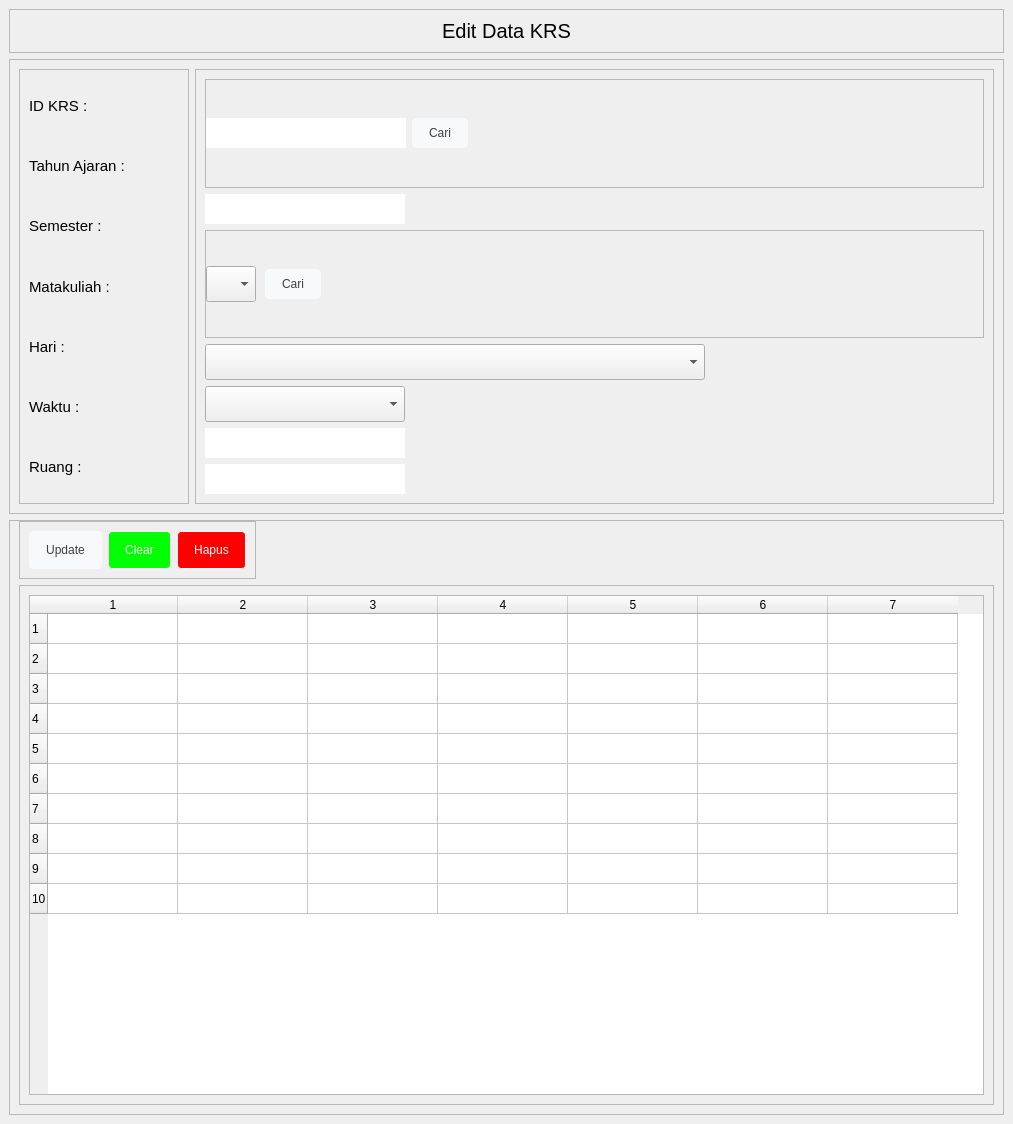
Qt form ui/editKrs.ui (fajaraldev/aplikasi-pengisian-krs) before a commit.
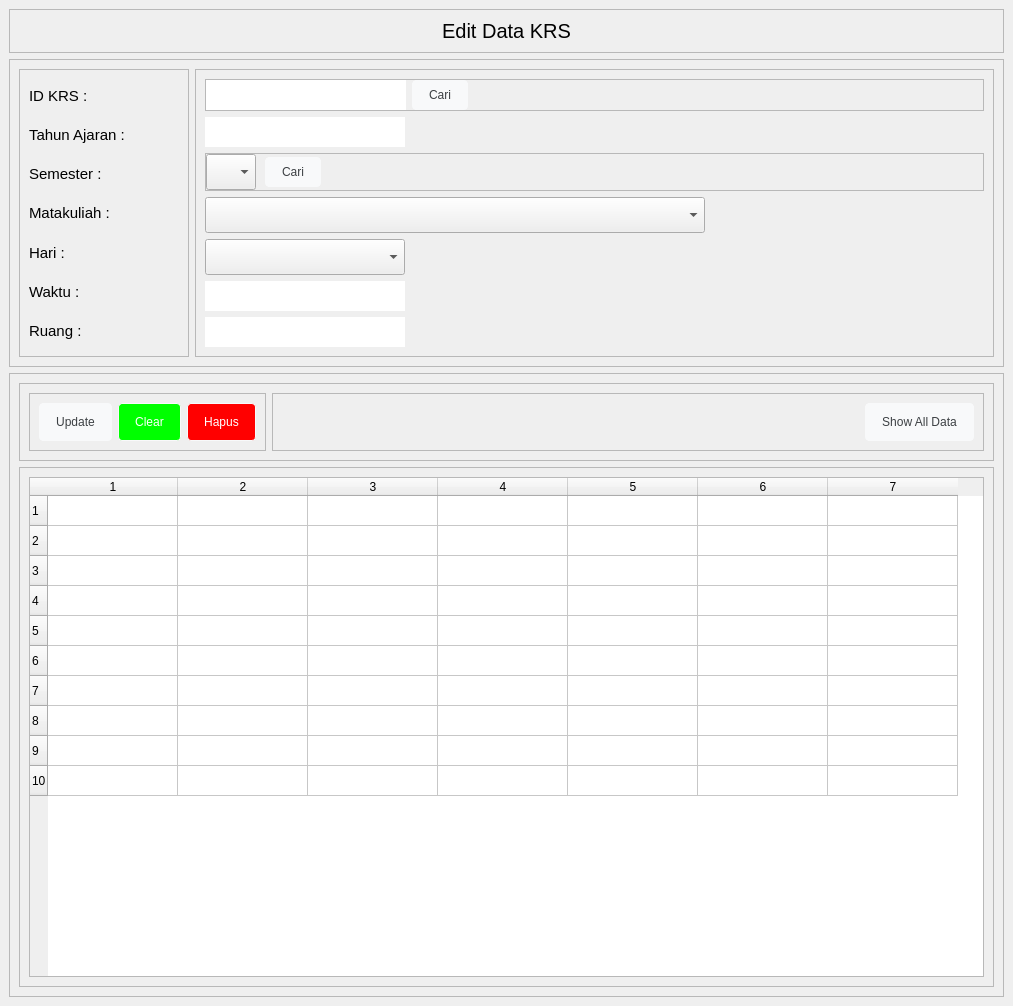
The same form after that commit.

Commit message: build: show data krs by username(nim)

```diff
--- a/ui/editKrs.ui
+++ b/ui/editKrs.ui
@@ -7,7 +7,7 @@
     <x>0</x>
     <y>0</y>
     <width>1013</width>
-    <height>1124</height>
+    <height>1006</height>
    </rect>
   </property>
   <property name="minimumSize">
@@ -125,7 +125,7 @@
          <x>0</x>
          <y>0</y>
          <width>1013</width>
-         <height>1124</height>
+         <height>1006</height>
         </rect>
        </property>
        <layout class="QVBoxLayout" name="verticalLayout_2">
@@ -647,11 +647,29 @@
            <enum>QFrame::Raised</enum>
           </property>
           <layout class="QVBoxLayout" name="verticalLayout_4">
-           <property name="topMargin">
-            <number>0</number>
-           </property>
-           <item alignment="Qt::AlignLeft|Qt::AlignTop">
+           <item>
+            <widget class="QFrame" name="frame_9">
+             <property name="sizePolicy">
+              <sizepolicy hsizetype="Preferred" vsizetype="Expanding">
+               <horstretch>0</horstretch>
+               <verstretch>0</verstretch>
+              </sizepolicy>
+             </property>
+             <property name="frameShape">
+              <enum>QFrame::StyledPanel</enum>
+             </property>
+             <property name="frameShadow">
+              <enum>QFrame::Raised</enum>
+             </property>
+             <layout class="QHBoxLayout" name="horizontalLayout_6">
+              <item alignment="Qt::AlignLeft">
             <widget class="QFrame" name="frame_14">
+                <property name="sizePolicy">
+                 <sizepolicy hsizetype="Expanding" vsizetype="Preferred">
+                  <horstretch>0</horstretch>
+                  <verstretch>0</verstretch>
+                 </sizepolicy>
+                </property>
              <property name="frameShape">
               <enum>QFrame::StyledPanel</enum>
              </property>
@@ -702,6 +720,40 @@
                 <property name="text">
                  <string>Hapus</string>
                 </property>
+                  </widget>
+                 </item>
+                </layout>
+               </widget>
+              </item>
+              <item>
+               <widget class="QFrame" name="frame_15">
+                <property name="sizePolicy">
+                 <sizepolicy hsizetype="Expanding" vsizetype="Preferred">
+                  <horstretch>0</horstretch>
+                  <verstretch>0</verstretch>
+                 </sizepolicy>
+                </property>
+                <property name="frameShape">
+                 <enum>QFrame::StyledPanel</enum>
+                </property>
+                <property name="frameShadow">
+                 <enum>QFrame::Raised</enum>
+                </property>
+                <layout class="QHBoxLayout" name="horizontalLayout_5">
+                 <item alignment="Qt::AlignRight">
+                  <widget class="QPushButton" name="btnShowAllData">
+                   <property name="minimumSize">
+                    <size>
+                     <width>44</width>
+                     <height>0</height>
+                    </size>
+                   </property>
+                   <property name="text">
+                    <string>Show All Data</string>
+                   </property>
+                  </widget>
+                 </item>
+                </layout>
                </widget>
               </item>
              </layout>
```
Lines whose indentation alone changed are shown as unchanged. The commit also changes 6 other files.
